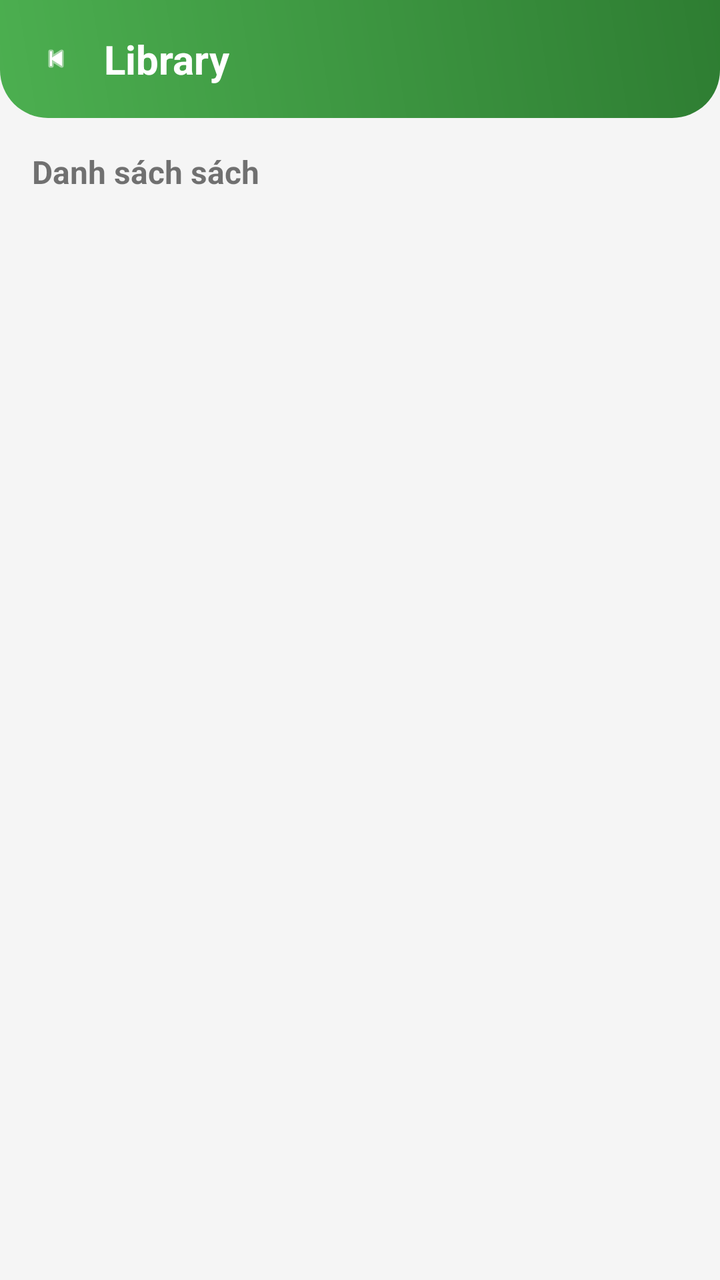
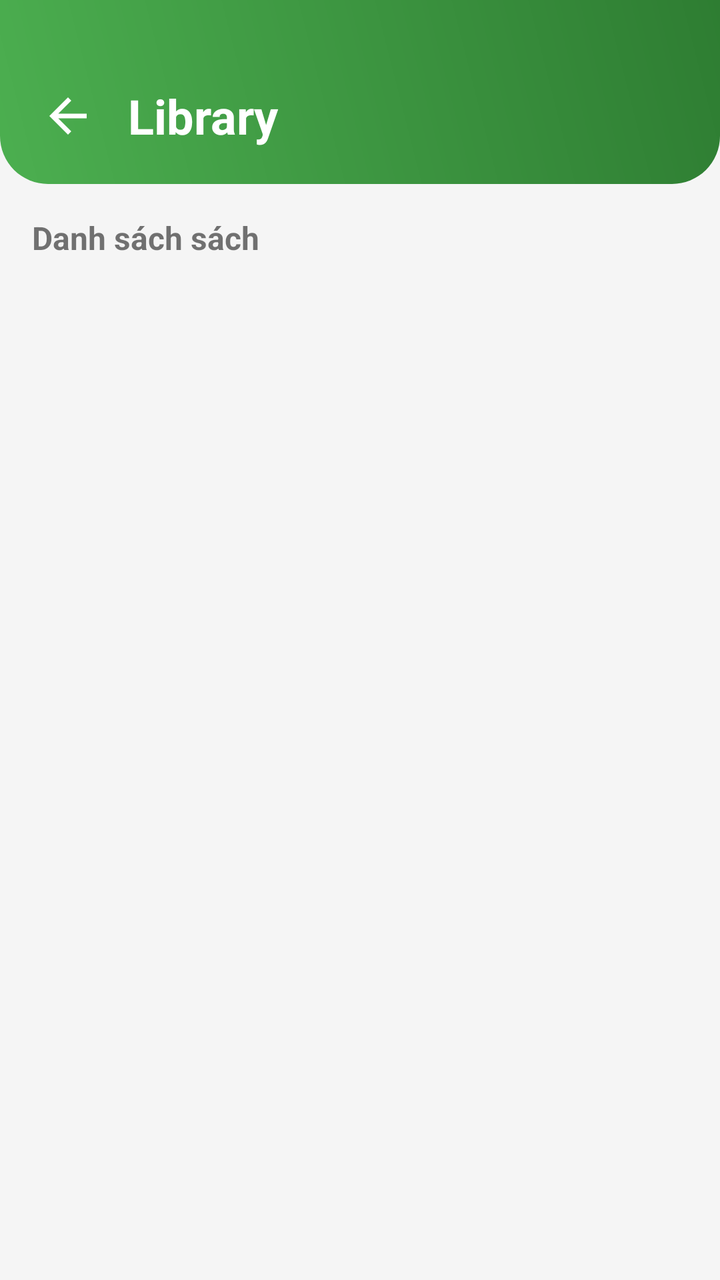

An Android layout rendered at two revisions. The XML below is the earlier revision; the diff shows what the commit changed to produce the second picture.
<!-- AndroidManifest.xml: application theme Theme.LibraryApp -->
<!-- res/layout/fragment_library_detail.xml -->
<?xml version="1.0" encoding="utf-8"?>
<ScrollView
    xmlns:android="http://schemas.android.com/apk/res/android"
    xmlns:app="http://schemas.android.com/apk/res-auto"
    android:layout_width="match_parent"
    android:layout_height="match_parent"
    android:background="@color/background"
    android:fillViewport="true">

    <LinearLayout
        android:layout_width="match_parent"
        android:layout_height="wrap_content"
        android:orientation="vertical">

        
        <LinearLayout
            android:layout_width="match_parent"
            android:layout_height="wrap_content"
            android:orientation="horizontal"
            android:gravity="center_vertical"
            android:padding="16dp"
            android:background="@drawable/bg_header">

            
            <ImageView
                android:id="@+id/btnBack"
                android:layout_width="24dp"
                android:layout_height="24dp"
                android:src="@android:drawable/ic_media_previous"
                app:tint="@android:color/white"
                android:padding="4dp"/>

            
            <TextView
                android:id="@+id/tvLibraryName"
                android:layout_width="wrap_content"
                android:layout_height="wrap_content"
                android:text="Library"
                android:textColor="@android:color/white"
                android:textSize="20sp"
                android:textStyle="bold"
                android:layout_marginStart="12dp"/>
        </LinearLayout>

        
        <TextView
            android:layout_width="wrap_content"
            android:layout_height="wrap_content"
            android:text="Danh sách sách"
            android:textStyle="bold"
            android:textSize="16sp"
            android:layout_marginStart="16dp"
            android:layout_marginTop="16dp"/>

        <androidx.recyclerview.widget.RecyclerView
            android:id="@+id/rvBooks"
            android:layout_width="match_parent"
            android:layout_height="wrap_content"
            android:layout_marginTop="8dp"
            android:paddingStart="16dp"
            android:paddingEnd="16dp"
            android:nestedScrollingEnabled="false"/>

    </LinearLayout>

</ScrollView>
<!-- resources referenced by this layout -->
<resources>
  <color name="background">#F5F5F5</color>
  <!-- drawable bg_header (drawable) -->
  <?xml version="1.0" encoding="utf-8"?>
  <shape xmlns:android="http://schemas.android.com/apk/res/android">
      <gradient
          android:startColor="#4CAF50"
          android:endColor="#2E7D32"
          android:angle="45"/>
  
      <corners
          android:bottomLeftRadius="24dp"
          android:bottomRightRadius="24dp"/>
  </shape>
  <style name="Theme.LibraryApp" parent="Theme.AppCompat.Light.NoActionBar" />
</resources>

<!-- the commit's change to res/layout/fragment_library_detail.xml (unified diff, before → after) -->
@@ -1,11 +1,13 @@
 <?xml version="1.0" encoding="utf-8"?>
-<ScrollView
+<androidx.core.widget.NestedScrollView
     xmlns:android="http://schemas.android.com/apk/res/android"
     xmlns:app="http://schemas.android.com/apk/res-auto"
     android:layout_width="match_parent"
     android:layout_height="match_parent"
     android:background="@color/background"
-    android:fillViewport="true">
+    android:fillViewport="true"
+    android:clipToPadding="false"
+    android:paddingBottom="60dp">
 
     <LinearLayout
         android:layout_width="match_parent"
@@ -18,15 +20,18 @@
             android:layout_height="wrap_content"
             android:orientation="horizontal"
             android:gravity="center_vertical"
-            android:padding="16dp"
+            android:paddingStart="16dp"
+            android:paddingEnd="16dp"
+            android:paddingTop="40dp"
+            android:paddingBottom="16dp"
             android:background="@drawable/bg_header">
 
             
             <ImageView
                 android:id="@+id/btnBack"
-                android:layout_width="24dp"
-                android:layout_height="24dp"
-                android:src="@android:drawable/ic_media_previous"
+                android:layout_width="36dp"
+                android:layout_height="36dp"
+                android:src="@drawable/ic_arrow_back"
                 app:tint="@android:color/white"
                 android:padding="4dp"/>
 
@@ -37,7 +42,7 @@
                 android:layout_height="wrap_content"
                 android:text="Library"
                 android:textColor="@android:color/white"
-                android:textSize="20sp"
+                android:textSize="24sp"
                 android:textStyle="bold"
                 android:layout_marginStart="12dp"/>
         </LinearLayout>
@@ -63,4 +68,4 @@
 
     </LinearLayout>
 
-</ScrollView>
+</androidx.core.widget.NestedScrollView>
<!-- resource entries referenced after the edit -->
@@ -13,6 +13,12 @@
           android:bottomLeftRadius="24dp"
           android:bottomRightRadius="24dp"/>
   </shape>
+  <!-- drawable ic_arrow_back (drawable) -->
+  <vector xmlns:android="http://schemas.android.com/apk/res/android" android:autoMirrored="true" android:height="24dp" android:tint="#000000" android:viewportHeight="24" android:viewportWidth="24" android:width="24dp">
+        
+      <path android:fillColor="@android:color/white" android:pathData="M20,11H7.83l5.59,-5.59L12,4l-8,8 8,8 1.41,-1.41L7.83,13H20v-2z"/>
+      
+  </vector>
   <style name="Theme.LibraryApp" parent="Theme.AppCompat.Light.NoActionBar" />
 </resources>
 
